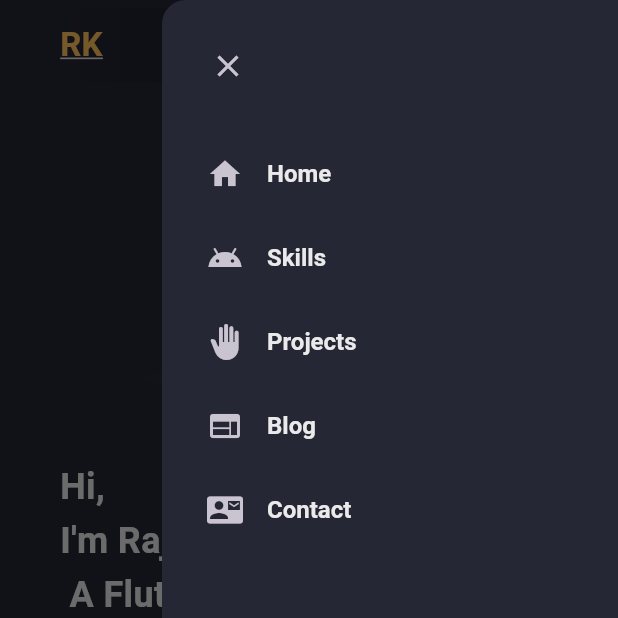
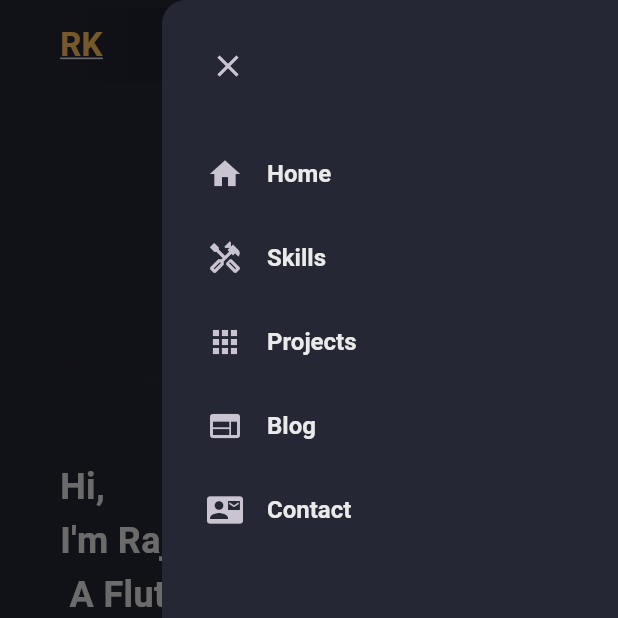
Before and after one commit to rajukarki467/protfolio_model, a Flutter app: the screen it shows after launch, with the side drawer open, on a phone screen of 412 x 824 dp, the top half of it. Run offline on Flutter 3.47's test engine with Material 3 defaults, Android fonts, the phone set to English and light mode, and no system bars.

```diff
--- a/lib/constants/nav_items.dart
+++ b/lib/constants/nav_items.dart
@@ -4,8 +4,8 @@ List<String> navTitles = ["Home", "Skills", "Projects", "Blog", "Contact"];
 
 List<IconData> navIcons = [
   Icons.home,
-  Icons.android_outlined,
-  Icons.back_hand,
+  Icons.handyman_outlined,
+  Icons.apps,
   Icons.web,
   Icons.quick_contacts_mail,
 ];
```
Also changed, not shown: lib/constants/skill_items.dart (added, +15 -0 lines).
